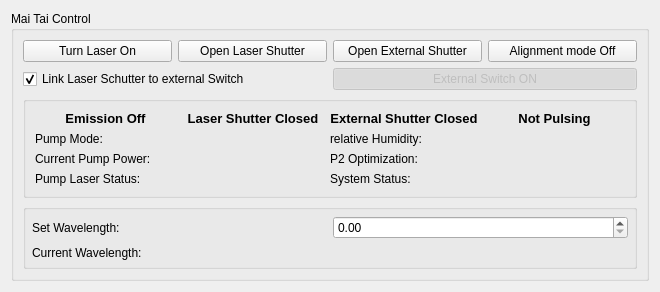
Before: the Qt Designer form acq4/devices/HamamatsuPMT/hamamatsuPMTTemplate.ui in mgraupe/acq4, drawn with Qt 5.
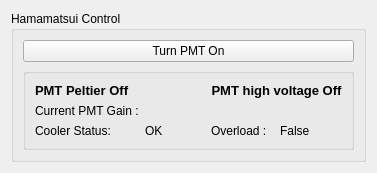
After: the same form once the commit is applied. Custom widgets are drawn as their Qt base class.

Commit message: first implementation of hamamatsu device

Diff of the .ui file:
```diff
--- a/acq4/devices/HamamatsuPMT/hamamatsuPMTTemplate.ui
+++ b/acq4/devices/HamamatsuPMT/hamamatsuPMTTemplate.ui
@@ -6,8 +6,8 @@
    <rect>
     <x>0</x>
     <y>0</y>
-    <width>660</width>
-    <height>264</height>
+    <width>377</width>
+    <height>165</height>
    </rect>
   </property>
   <property name="windowTitle">
@@ -17,148 +17,26 @@
    <item>
     <widget class="QGroupBox" name="maitaiControlGroup">
      <property name="title">
-      <string>Mai Tai Control</string>
+      <string>Hamamatsui Control</string>
      </property>
      <layout class="QGridLayout" name="gridLayout_12">
-      <item row="0" column="2">
-       <widget class="QPushButton" name="ExternalShutterBtn">
-        <property name="text">
-         <string>Open External Shutter</string>
-        </property>
-        <property name="checkable">
-         <bool>true</bool>
-        </property>
-       </widget>
-      </item>
-      <item row="0" column="0">
-       <widget class="QPushButton" name="turnOnOffBtn">
-        <property name="styleSheet">
-         <string notr="true"/>
-        </property>
-        <property name="text">
-         <string>Turn Laser On</string>
-        </property>
-        <property name="checkable">
-         <bool>true</bool>
-        </property>
-       </widget>
-      </item>
-      <item row="0" column="1">
-       <widget class="QPushButton" name="InternalShutterBtn">
-        <property name="text">
-         <string>Open Laser Shutter</string>
-        </property>
-        <property name="checkable">
-         <bool>true</bool>
-        </property>
-       </widget>
-      </item>
-      <item row="2" column="0" colspan="4">
+      <item row="1" column="0" colspan="2">
        <widget class="QGroupBox" name="MaiTaiGroup">
         <property name="title">
          <string/>
         </property>
         <layout class="QGridLayout" name="gridLayout_11">
-         <item row="0" column="3">
-          <widget class="QLabel" name="PulsingLabel">
-           <property name="font">
-            <font>
-             <pointsize>10</pointsize>
-             <weight>75</weight>
-             <bold>true</bold>
-            </font>
-           </property>
-           <property name="text">
-            <string>Not Pulsing</string>
-           </property>
-           <property name="alignment">
-            <set>Qt::AlignCenter</set>
-           </property>
-          </widget>
-         </item>
-         <item row="0" column="1">
-          <widget class="QLabel" name="InternalShutterLabel">
-           <property name="font">
-            <font>
-             <pointsize>10</pointsize>
-             <weight>75</weight>
-             <bold>true</bold>
-            </font>
-           </property>
-           <property name="text">
-            <string>Laser Shutter Closed</string>
-           </property>
-           <property name="alignment">
-            <set>Qt::AlignCenter</set>
-           </property>
-          </widget>
-         </item>
-         <item row="0" column="0">
-          <widget class="QLabel" name="EmissionLabel">
-           <property name="font">
-            <font>
-             <pointsize>10</pointsize>
-             <weight>75</weight>
-             <bold>true</bold>
-            </font>
-           </property>
-           <property name="text">
-            <string>Emission Off</string>
-           </property>
-           <property name="alignment">
-            <set>Qt::AlignCenter</set>
-           </property>
-          </widget>
-         </item>
-         <item row="0" column="2">
-          <widget class="QLabel" name="ExternalShutterLabel">
-           <property name="font">
-            <font>
-             <pointsize>10</pointsize>
-             <weight>75</weight>
-             <bold>true</bold>
-            </font>
-           </property>
-           <property name="text">
-            <string>External Shutter Closed</string>
-           </property>
-           <property name="alignment">
-            <set>Qt::AlignCenter</set>
-           </property>
-          </widget>
-         </item>
          <item row="2" column="0">
+          <widget class="QLabel" name="label">
+           <property name="text">
+            <string>Cooler Status:</string>
+           </property>
+          </widget>
+         </item>
+         <item row="1" column="0">
           <widget class="QLabel" name="label_16">
            <property name="text">
-            <string>Current Pump Power:</string>
-           </property>
-          </widget>
-         </item>
-         <item row="2" column="1">
-          <widget class="QLabel" name="pumpPowerLabel">
-           <property name="text">
-            <string/>
-           </property>
-          </widget>
-         </item>
-         <item row="2" column="2">
-          <widget class="QLabel" name="label_18">
-           <property name="text">
-            <string>P2 Optimization:</string>
-           </property>
-          </widget>
-         </item>
-         <item row="2" column="3">
-          <widget class="QLabel" name="P2OptimizationLabel">
-           <property name="text">
-            <string/>
-           </property>
-          </widget>
-         </item>
-         <item row="1" column="0">
-          <widget class="QLabel" name="label_6">
-           <property name="text">
-            <string>Pump Mode:</string>
+            <string>Current PMT Gain :</string>
            </property>
           </widget>
          </item>
@@ -169,121 +47,46 @@
            </property>
           </widget>
          </item>
-         <item row="1" column="2">
-          <widget class="QLabel" name="label_14">
-           <property name="text">
-            <string>relative Humidity:</string>
-           </property>
-          </widget>
-         </item>
-         <item row="1" column="3">
-          <widget class="QLabel" name="relHumidityLabel">
-           <property name="text">
-            <string/>
-           </property>
-          </widget>
-         </item>
-         <item row="3" column="3">
-          <widget class="QLabel" name="systemStatusLabel">
-           <property name="text">
-            <string/>
-           </property>
-          </widget>
-         </item>
-         <item row="3" column="2">
+         <item row="2" column="2">
           <widget class="QLabel" name="label_15">
            <property name="text">
-            <string>System Status:</string>
+            <string>Overload : </string>
            </property>
           </widget>
          </item>
-         <item row="3" column="0">
-          <widget class="QLabel" name="label">
+         <item row="2" column="3">
+          <widget class="QLabel" name="OverloadStatusLabel">
            <property name="text">
-            <string>Pump Laser Status:</string>
+            <string>False</string>
            </property>
           </widget>
          </item>
-         <item row="3" column="1">
-          <widget class="QLabel" name="pumpLaserSystemStatusLabel">
+         <item row="2" column="1">
+          <widget class="QLabel" name="CoolerStatusLabel">
            <property name="text">
-            <string/>
+            <string>OK</string>
            </property>
           </widget>
          </item>
-        </layout>
-       </widget>
-      </item>
-      <item row="0" column="3">
-       <widget class="QPushButton" name="alignmentModeBtn">
-        <property name="text">
-         <string>Alignment mode Off</string>
-        </property>
-        <property name="checkable">
-         <bool>true</bool>
-        </property>
-       </widget>
-      </item>
-      <item row="1" column="0" colspan="2">
-       <widget class="QCheckBox" name="linkLaserExtSwitchCheckBox">
-        <property name="text">
-         <string>Link Laser Schutter to external Switch</string>
-        </property>
-        <property name="checked">
-         <bool>true</bool>
-        </property>
-       </widget>
-      </item>
-      <item row="1" column="2" colspan="2">
-       <widget class="QPushButton" name="externalSwitchBtn">
-        <property name="enabled">
-         <bool>false</bool>
-        </property>
-        <property name="text">
-         <string>External Switch ON</string>
-        </property>
-        <property name="checkable">
-         <bool>true</bool>
-        </property>
-        <property name="checked">
-         <bool>true</bool>
-        </property>
-       </widget>
-      </item>
-      <item row="3" column="0" colspan="4">
-       <widget class="QGroupBox" name="maitaiWavelengthGroup">
-        <property name="title">
-         <string/>
-        </property>
-        <layout class="QGridLayout" name="gridLayout_9" columnstretch="0,0,0">
-         <property name="leftMargin">
-          <number>6</number>
-         </property>
-         <property name="topMargin">
-          <number>6</number>
-         </property>
-         <property name="rightMargin">
-          <number>6</number>
-         </property>
-         <property name="bottomMargin">
-          <number>6</number>
-         </property>
-         <item row="0" column="0">
-          <widget class="QLabel" name="label_13">
+         <item row="0" column="2" colspan="2">
+          <widget class="QLabel" name="highVoltageLabel">
+           <property name="font">
+            <font>
+             <pointsize>10</pointsize>
+             <weight>75</weight>
+             <bold>true</bold>
+            </font>
+           </property>
            <property name="text">
-            <string>Set Wavelength: </string>
+            <string>PMT high voltage Off</string>
            </property>
-          </widget>
-         </item>
-         <item row="0" column="2">
-          <widget class="SpinBox" name="wavelengthSpin_2">
-           <property name="suffix">
-            <string/>
+           <property name="alignment">
+            <set>Qt::AlignCenter</set>
            </property>
           </widget>
          </item>
-         <item row="1" column="2">
-          <widget class="QLabel" name="currentWaveLengthLabel">
+         <item row="0" column="0" colspan="2">
+          <widget class="QLabel" name="peltierLabel">
            <property name="font">
             <font>
              <pointsize>10</pointsize>
@@ -292,32 +95,31 @@
             </font>
            </property>
            <property name="text">
-            <string/>
+            <string>PMT Peltier Off</string>
            </property>
           </widget>
          </item>
-         <item row="1" column="0">
-          <widget class="QLabel" name="label_2">
-           <property name="text">
-            <string>Current Wavelength:</string>
-           </property>
-          </widget>
-         </item>
         </layout>
        </widget>
       </item>
+      <item row="0" column="0" colspan="2">
+       <widget class="QPushButton" name="turnOnOffBtn">
+        <property name="styleSheet">
+         <string notr="true"/>
+        </property>
+        <property name="text">
+         <string>Turn PMT On</string>
+        </property>
+        <property name="checkable">
+         <bool>true</bool>
+        </property>
+       </widget>
+      </item>
      </layout>
     </widget>
    </item>
   </layout>
  </widget>
- <customwidgets>
-  <customwidget>
-   <class>SpinBox</class>
-   <extends>QDoubleSpinBox</extends>
-   <header>acq4.pyqtgraph</header>
-  </customwidget>
- </customwidgets>
  <resources/>
  <connections/>
 </ui>
```
Left out of the diff: 6 changed lines with no effect on the pictures. The commit also changes 3 other files.
